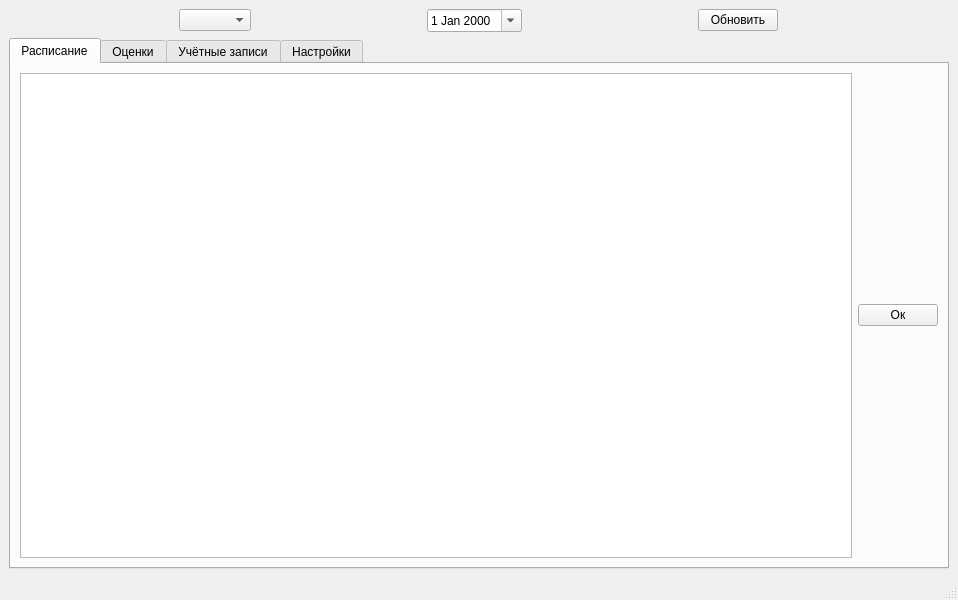
First picture: the form in ui.ui, repository thesysadminest/YandexProject_1, before the edit.
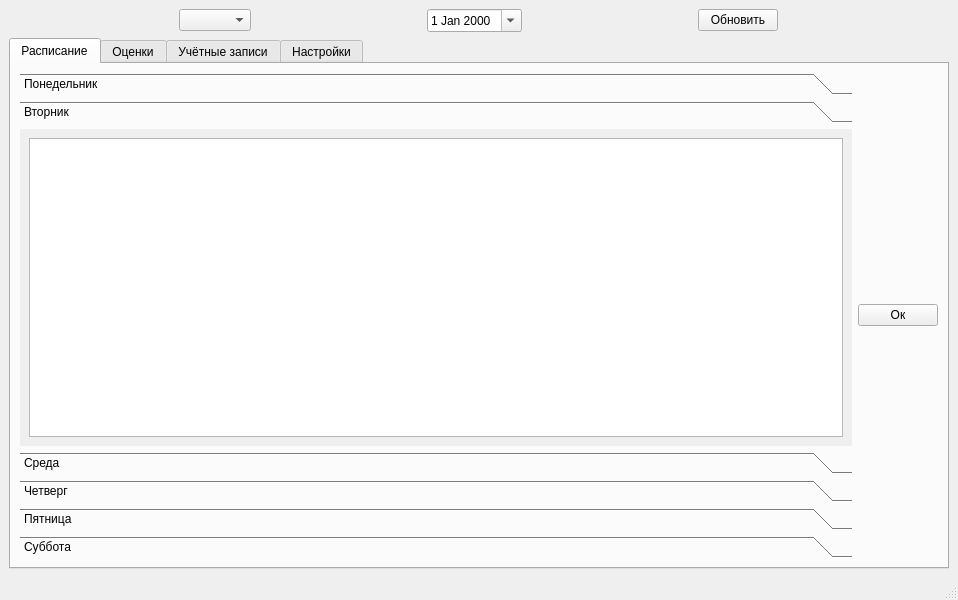
Second picture: the form after the edit. The open tabs and pages were chosen to show the change.

```diff
--- a/ui.ui
+++ b/ui.ui
@@ -105,7 +105,87 @@
        </attribute>
        <layout class="QHBoxLayout" name="horizontalLayout_2">
         <item>
-         <widget class="QTableWidget" name="timetableTable"/>
+         <widget class="QToolBox" name="toolBox_2">
+          <property name="currentIndex">
+           <number>0</number>
+          </property>
+          <widget class="QWidget" name="mon">
+           <attribute name="label">
+            <string>Понедельник</string>
+           </attribute>
+           <layout class="QVBoxLayout" name="verticalLayout_7">
+            <item>
+             <widget class="QTableWidget" name="tableWidget_2"/>
+            </item>
+           </layout>
+          </widget>
+          <widget class="QWidget" name="tue">
+           <property name="geometry">
+            <rect>
+             <x>0</x>
+             <y>0</y>
+             <width>837</width>
+             <height>308</height>
+            </rect>
+           </property>
+           <attribute name="label">
+            <string>Вторник</string>
+           </attribute>
+           <layout class="QVBoxLayout" name="verticalLayout_8">
+            <item>
+             <widget class="QTableWidget" name="tableWidget_3"/>
+            </item>
+           </layout>
+          </widget>
+          <widget class="QWidget" name="wed">
+           <attribute name="label">
+            <string>Среда</string>
+           </attribute>
+           <layout class="QVBoxLayout" name="verticalLayout_12">
+            <item>
+             <widget class="QTableWidget" name="tableWidget_4"/>
+            </item>
+           </layout>
+          </widget>
+          <widget class="QWidget" name="thu">
+           <attribute name="label">
+            <string>Четверг</string>
+           </attribute>
+           <layout class="QVBoxLayout" name="verticalLayout_9">
+            <item>
+             <widget class="QTableWidget" name="tableWidget_5"/>
+            </item>
+           </layout>
+          </widget>
+          <widget class="QWidget" name="fri">
+           <attribute name="label">
+            <string>Пятница</string>
+           </attribute>
+           <layout class="QVBoxLayout" name="verticalLayout_10">
+            <item>
+             <widget class="QTableWidget" name="tableWidget_6"/>
+            </item>
+           </layout>
+          </widget>
+          <widget class="QWidget" name="sat">
+           <property name="geometry">
+            <rect>
+             <x>0</x>
+             <y>0</y>
+             <width>837</width>
+             <height>308</height>
+            </rect>
+           </property>
+           <attribute name="label">
+            <string>Суббота</string>
+           </attribute>
+           <layout class="QVBoxLayout" name="verticalLayout_11">
+            <item>
+             <widget class="QTableWidget" name="tableWidget_7"/>
+            </item>
+           </layout>
+          </widget>
+         </widget>
         </item>
         <item>
          <widget class="QPushButton" name="pushButton">
```
Left out of the diff: 91 changed lines with no effect on the pictures.
